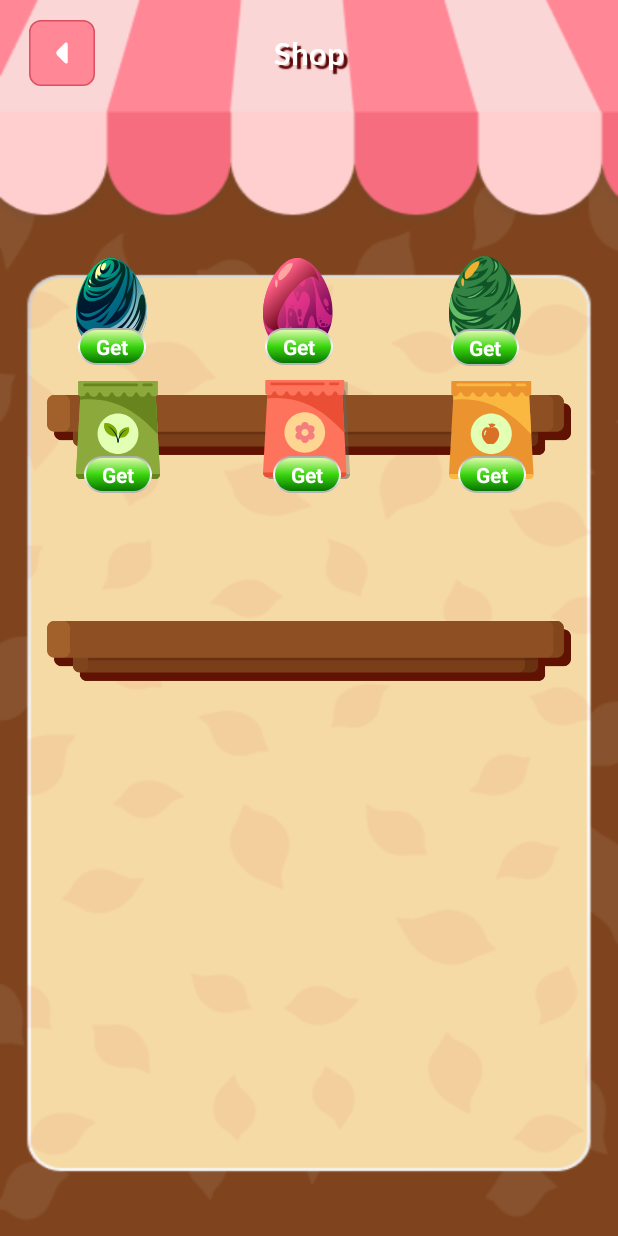
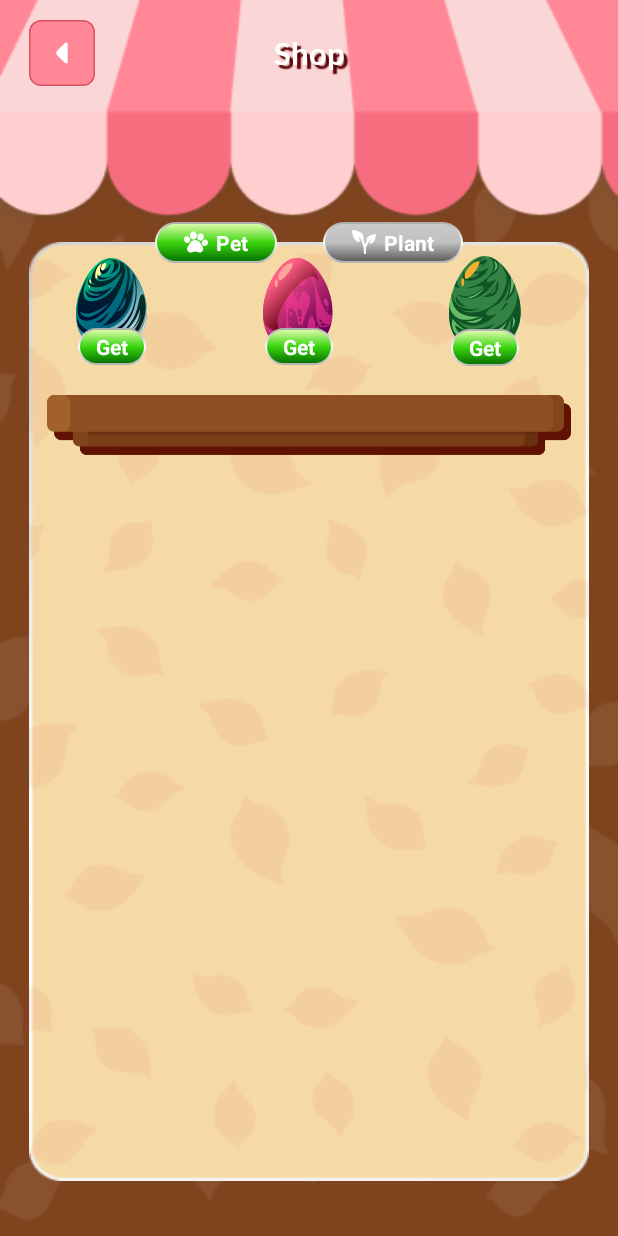
Before and after one commit to hvu0712/base_widget, an Android app: the AllShopActivity screen opened directly, with no data from a screen before it, on a phone screen of 412 x 824 dp. Run offline under Robolectric (Android 15) with nearby library versions, the phone set to English and light mode, and no system bars; our stand-ins replace sdp/ssp sizes; 4 statements that could not run were skipped.

Commit message:
revision desgin

```diff
--- a/app/src/main/java/com/example/base_widget/ui/shop/AllShopActivity.kt
+++ b/app/src/main/java/com/example/base_widget/ui/shop/AllShopActivity.kt
@@ -31,7 +31,7 @@ class AllShopActivity : BaseActivity<ActivityAllShopBinding>() {
         val spacingInPixelsTwo = resources.getDimensionPixelSize(com.intuit.sdp.R.dimen._54sdp)
         val spacingInPixelsThree = resources.getDimensionPixelSize(com.intuit.sdp.R.dimen._60sdp)
         binding.rvAllShop.apply {
-            shopAdapter.setData(AppUtils.getItemAllShop())
+            shopAdapter.setData(AppUtils.getItemPetShop())
             adapter = shopAdapter
             layoutManager = GridLayoutManager(this@AllShopActivity, 3)
             addItemDecoration(GridSpacingItemDecoration(3,spacingInPixelsOne, spacingInPixelsTwo, spacingInPixelsThree))
--- a/app/src/main/java/com/example/base_widget/utils/AppUtils.kt
+++ b/app/src/main/java/com/example/base_widget/utils/AppUtils.kt
@@ -16,6 +16,14 @@ object AppUtils {
             ItemCommon(R.drawable.ic_plant_one),
             ItemCommon(R.drawable.ic_plant_two),
             ItemCommon(R.drawable.ic_plant_three),
+        )
+    }
+
+    fun getItemPetShop(): ArrayList<ItemCommon> {
+        return arrayListOf(
+            ItemCommon(R.drawable.ic_pet_egg_one),
+            ItemCommon(R.drawable.ic_pet_egg_two),
+            ItemCommon(R.drawable.ic_pet_egg_three),
         )
     }
 
--- /dev/null
+++ b/app/src/main/res/drawable/bg_button_small_disable.xml
@@ -0,0 +1,27 @@
+<?xml version="1.0" encoding="utf-8"?>
+<layer-list xmlns:android="http://schemas.android.com/apk/res/android">
+    <item>
+        <shape>
+            <gradient
+                android:angle="270"
+                android:centerColor="#FFFFFF"
+                android:endColor="#B1B1B1"
+                android:startColor="#ABABAB"
+                android:type="linear" />
+            <corners android:radius="30dp" />
+        </shape>
+    </item>
+
+    <item>
+        <shape>
+            <gradient
+                android:angle="270"
+                android:centerColor="#C0C0C0"
+                android:endColor="#5F5F5F"
+                android:startColor="#CACACA"
+                android:type="linear" />
+            <corners android:radius="30dp" />
+        </shape>
+    </item>
+
+</layer-list>
--- /dev/null
+++ b/app/src/main/res/drawable/ic_pet.xml
@@ -0,0 +1,25 @@
+<vector xmlns:android="http://schemas.android.com/apk/res/android"
+    android:width="16dp"
+    android:height="16dp"
+    android:viewportWidth="16"
+    android:viewportHeight="16">
+  <group>
+    <clip-path
+        android:pathData="M0,0h16v16h-16z"/>
+    <path
+        android:pathData="M10.7,8.48C9.98,7.357 8.753,6.686 7.419,6.686C6.085,6.686 4.859,7.357 4.139,8.48L2.404,11.186C2.117,11.635 1.984,12.154 2.02,12.686C2.057,13.218 2.259,13.714 2.606,14.12C2.953,14.525 3.411,14.802 3.931,14.921C4.451,15.04 4.984,14.989 5.473,14.774L5.506,14.76C6.735,14.23 8.14,14.235 9.366,14.774C9.682,14.913 10.017,14.984 10.355,14.984C10.539,14.984 10.724,14.963 10.907,14.921C11.427,14.802 11.886,14.525 12.233,14.12C12.579,13.714 12.782,13.219 12.818,12.686C12.855,12.154 12.722,11.635 12.434,11.186L10.7,8.48Z"
+        android:fillColor="#ffffff"/>
+    <path
+        android:pathData="M2.872,8.476C3.388,8.278 3.78,7.862 3.976,7.305C4.162,6.775 4.147,6.177 3.933,5.62C3.718,5.064 3.328,4.61 2.835,4.341C2.316,4.059 1.746,4.013 1.231,4.212C0.195,4.611 -0.281,5.892 0.171,7.068C0.532,8.005 1.374,8.596 2.226,8.596C2.443,8.596 2.661,8.557 2.872,8.476Z"
+        android:fillColor="#ffffff"/>
+    <path
+        android:pathData="M6.238,6.356C7.534,6.356 8.588,5.155 8.588,3.678C8.588,2.201 7.534,1 6.238,1C4.942,1 3.888,2.201 3.888,3.678C3.888,5.155 4.942,6.356 6.238,6.356Z"
+        android:fillColor="#ffffff"/>
+    <path
+        android:pathData="M10.297,7.014H10.297C10.496,7.08 10.7,7.111 10.902,7.111C11.847,7.111 12.768,6.424 13.12,5.366C13.322,4.758 13.309,4.115 13.082,3.555C12.845,2.969 12.406,2.544 11.845,2.357C11.284,2.171 10.677,2.249 10.137,2.576C9.62,2.889 9.225,3.396 9.022,4.005C8.596,5.288 9.168,6.638 10.297,7.014Z"
+        android:fillColor="#ffffff"/>
+    <path
+        android:pathData="M15.246,6.701L15.246,6.701C14.352,6.041 13.016,6.327 12.266,7.339C11.517,8.352 11.634,9.713 12.527,10.374C12.852,10.615 13.237,10.73 13.63,10.73C14.316,10.73 15.03,10.38 15.507,9.736C16.256,8.724 16.139,7.362 15.246,6.701Z"
+        android:fillColor="#ffffff"/>
+  </group>
+</vector>
--- a/app/src/main/res/layout/activity_all_shop.xml
+++ b/app/src/main/res/layout/activity_all_shop.xml
@@ -45,28 +45,104 @@
         app:layout_constraintEnd_toEndOf="parent"
         app:layout_constraintTop_toTopOf="parent" />
 
+    <LinearLayout
+        android:layout_width="match_parent"
+        android:layout_height="wrap_content"
+        android:layout_marginHorizontal="@dimen/_37sdp"
+        android:layout_marginBottom="@dimen/_40sdp"
+        android:elevation="1dp"
+        android:gravity="center"
+        android:orientation="horizontal"
+        app:layout_constraintBottom_toTopOf="@id/ivShelfOne"
+        app:layout_constraintEnd_toEndOf="parent"
+        app:layout_constraintStart_toStartOf="@id/rvAllShop"
+        app:layout_constraintTop_toTopOf="@id/rvAllShop">
+
+        <LinearLayout
+            android:id="@+id/llPet"
+            android:layout_width="wrap_content"
+            android:layout_height="wrap_content"
+            android:layout_marginEnd="@dimen/_12sdp"
+            android:background="@drawable/bg_button_large"
+            android:orientation="vertical"
+            android:padding="@dimen/_1sdp">
+
+
+            <LinearLayout
+                android:layout_width="match_parent"
+                android:layout_height="match_parent"
+                android:background="@drawable/bg_button_small"
+                android:orientation="horizontal"
+                android:paddingHorizontal="@dimen/_14sdp"
+                android:paddingVertical="@dimen/_2sdp">
+
+                <ImageView
+                    android:layout_width="wrap_content"
+                    android:layout_height="wrap_content"
+                    android:layout_gravity="center"
+                    android:src="@drawable/ic_pet" />
+
+                <TextView
+                    android:layout_width="wrap_content"
+                    android:layout_height="wrap_content"
+                    android:layout_gravity="center"
+                    android:layout_marginStart="@dimen/_4sdp"
+                    android:text="@string/tvPet"
+                    android:textColor="@color/white"
+                    android:textStyle="bold" />
+
+            </LinearLayout>
+        </LinearLayout>
+
+        <LinearLayout
+            android:id="@+id/llPlant"
+            android:layout_width="wrap_content"
+            android:layout_height="wrap_content"
+            android:layout_marginStart="@dimen/_12sdp"
+            android:background="@drawable/bg_button_large"
+            android:orientation="vertical"
+            android:padding="@dimen/_1sdp">
+
+
+            <LinearLayout
+                android:layout_width="match_parent"
+                android:layout_height="match_parent"
+                android:background="@drawable/bg_button_small_disable"
+                android:orientation="horizontal"
+                android:paddingHorizontal="@dimen/_14sdp"
+                android:paddingVertical="@dimen/_2sdp">
+
+                <ImageView
+                    android:layout_width="wrap_content"
+                    android:layout_height="wrap_content"
+                    android:layout_gravity="center"
+                    android:src="@drawable/ic_leaves" />
+
+                <TextView
+                    android:layout_width="wrap_content"
+                    android:layout_height="wrap_content"
+                    android:layout_gravity="center"
+                    android:layout_marginStart="@dimen/_4sdp"
+                    android:text="@string/tvPlant"
+                    android:textColor="@color/white"
+                    android:textStyle="bold" />
+
+            </LinearLayout>
+        </LinearLayout>
+    </LinearLayout>
 
     <ImageView
         android:id="@+id/ivShelfOne"
-        android:layout_marginTop="@dimen/_40sdp"
         android:layout_width="0dp"
         android:layout_height="wrap_content"
         android:layout_marginHorizontal="@dimen/_24sdp"
+        android:layout_marginTop="@dimen/_40sdp"
+        android:background="@android:color/transparent"
+        android:elevation="1dp"
         android:src="@drawable/iv_shelf"
         app:layout_constraintEnd_toEndOf="parent"
         app:layout_constraintStart_toStartOf="parent"
         app:layout_constraintTop_toTopOf="@id/rvAllShop" />
-
-    <ImageView
-        android:id="@+id/ivShelfTwo"
-        android:layout_marginTop="@dimen/_8sdp"
-        android:layout_width="0dp"
-        android:layout_height="wrap_content"
-        android:layout_marginHorizontal="@dimen/_24sdp"
-        android:src="@drawable/iv_shelf"
-        app:layout_constraintEnd_toEndOf="parent"
-        app:layout_constraintStart_toStartOf="parent"
-        app:layout_constraintTop_toBottomOf="@id/ivShelfOne" />
 
     <androidx.recyclerview.widget.RecyclerView
         android:id="@+id/rvAllShop"
@@ -75,6 +151,7 @@
         android:layout_marginHorizontal="@dimen/_15sdp"
         android:layout_marginTop="@dimen/_80sdp"
         android:layout_marginBottom="@dimen/_28sdp"
+        android:background="@drawable/bg_recycler_view"
         android:nestedScrollingEnabled="false"
         android:overScrollMode="never"
         app:layout_constraintBottom_toBottomOf="parent"
--- a/app/src/main/res/layout/activity_home.xml
+++ b/app/src/main/res/layout/activity_home.xml
@@ -216,7 +216,6 @@
                     android:scaleType="fitXY"
                     android:src="@drawable/iv_plant" />
             </androidx.cardview.widget.CardView>
-
         </LinearLayout>
 
 
--- a/app/src/main/res/layout/item_shop.xml
+++ b/app/src/main/res/layout/item_shop.xml
@@ -4,6 +4,7 @@
     android:layout_width="wrap_content"
     android:layout_height="wrap_content"
     android:background="@android:color/transparent"
+    android:elevation="1dp"
     android:paddingStart="@dimen/_24sdp"
     android:paddingEnd="@dimen/_20sdp">
 
--- a/app/src/main/res/values/strings.xml
+++ b/app/src/main/res/values/strings.xml
@@ -7,6 +7,8 @@
     <string name="tvShop">Shop</string>
     <string name="tvAnimal">Pets</string>
     <string name="tvPlant">Plant</string>
+    <string name="tvCat">Cat</string>
+    <string name="tvPet">Pet</string>
     <string name="tvPhoto">Photo</string>
     <string name="tvMyGarden">My Garden</string>
     <string name="tvNewWidget">New widget</string>
```
Also changed, not shown: app/src/main/res/layout/activity_animal_shop.xml (added, +148 -0 lines), app/src/main/res/layout/activity_details_pet.xml (added, +62 -0 lines), app/src/main/res/drawable/bg_animal_shop.png (added), app/src/main/res/drawable/bg_content_shop.png (added), app/src/main/res/drawable/bg_details_animal.png (added), app/src/main/res/drawable/bg_shop.png.
